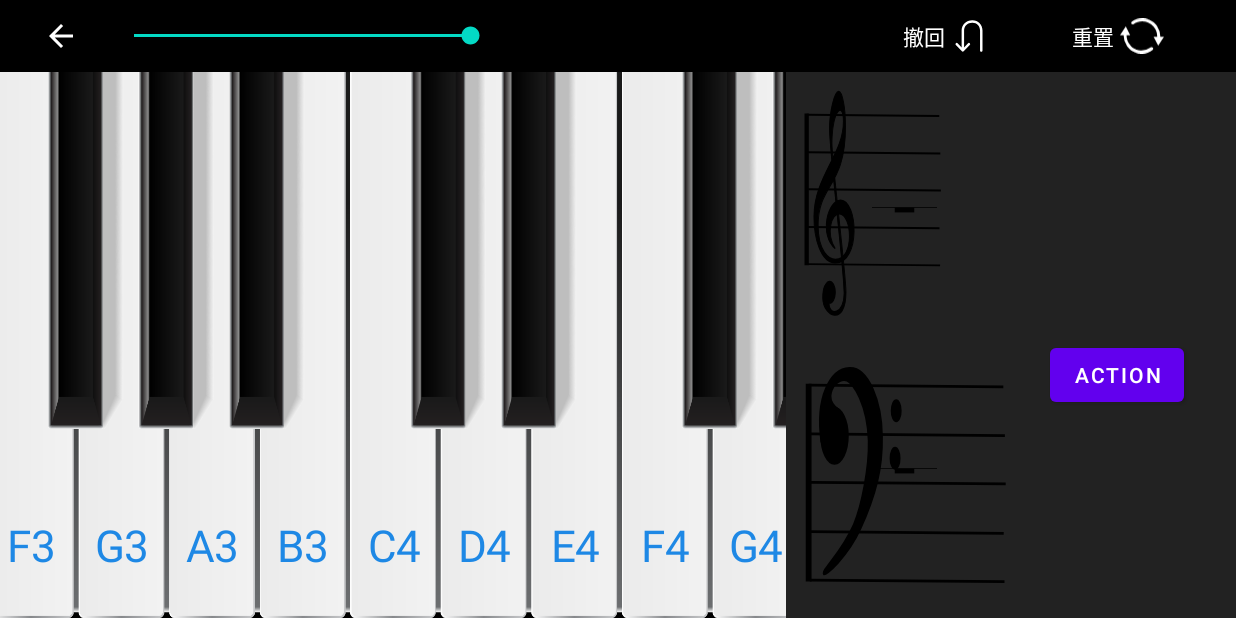
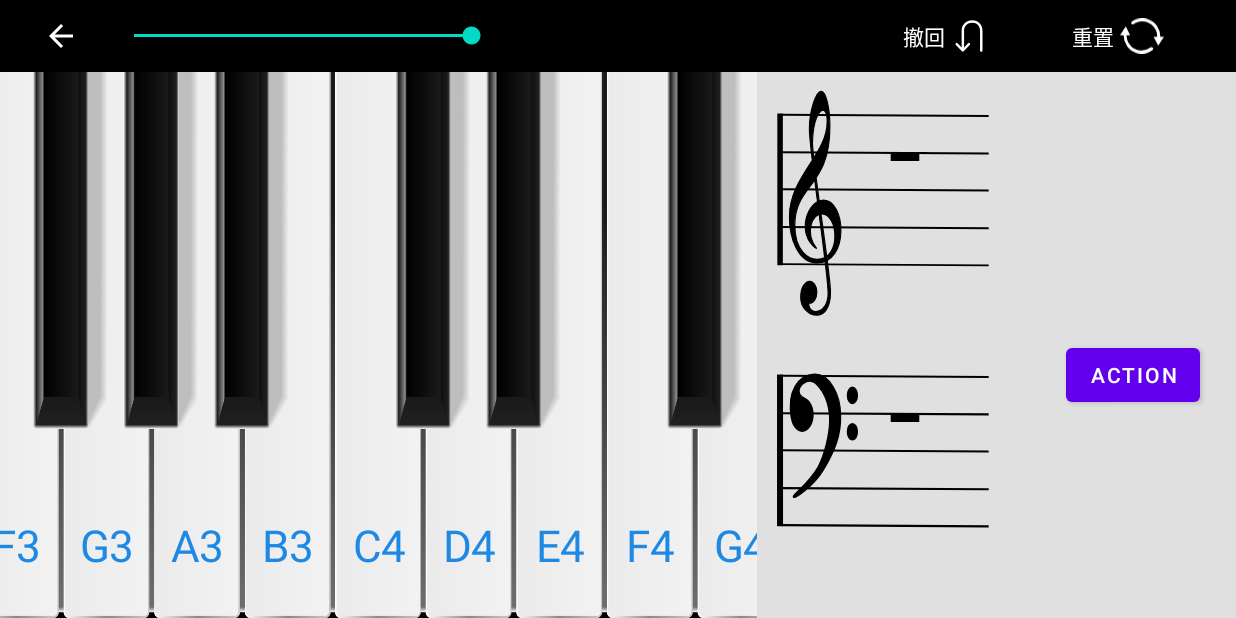
Before and after one commit to Abdulla-abs/PianoLab, an Android app: the ChordActivity screen opened directly, with no data from a screen before it, on a phone screen of 824 x 412 dp (held sideways). Run offline under Robolectric (Android 15) with nearby library versions, the phone set to English and light mode, and no system bars; pictures from the network do not load.

Commit message:
12.16 ver2

```diff
--- a/app/src/main/java/com/example/pianolab/feature/chord/view/StaffView.java
+++ b/app/src/main/java/com/example/pianolab/feature/chord/view/StaffView.java
@@ -24,7 +24,7 @@ public class StaffView extends View {
 
     // Viewport heights from XML
     private static final float VIEWPORT_H_TREBLE = 153.33f;
-    private static final float VIEWPORT_H_BASS = 117.5f;
+    private static final float VIEWPORT_H_BASS = 153.33f;
 
     // Line Y positions from XML (Top to Bottom)
     // Treble: Line 5 (Top, F5) to Line 1 (Bottom, E4)
@@ -83,38 +83,55 @@ public class StaffView extends View {
         int h = getHeight();
 
         if (clefDrawable != null) {
-            // Maintain aspect ratio or fit center? XML uses fitCenter.
-            // We'll draw it to fill height, centered horizontally if needed, or just fill bounds.
-            // Since we need to map Y coordinates precisely, we should probably fill height and adjust width to aspect ratio,
-            // or just fill the view if the view is sized correctly.
-            // For simplicity, let's assume the view's height is the authority and we scale the drawable to fit.
-            // However, the lines are relative to the viewport height.
             clefDrawable.setBounds(0, 0, w, h);
             clefDrawable.draw(canvas);
         }
 
-        if (noteKeys.isEmpty()) {
-            // Draw rest? User mentioned whole_rest.xml but didn't strictly require it here if empty.
-            // "whole_rest(当用户一个音都没选中时，显示全休止符去" -> Yes, show rest.
+        // 提前计算缩放比例和线间距，因为休止符也需要用到
+        float viewportH = (clefType == ClefType.TREBLE) ? VIEWPORT_H_TREBLE : VIEWPORT_H_BASS;
+        float scaleY = h / viewportH;
+        float lineSpacingUnits = 22f;
+        float lineSpacingPx = lineSpacingUnits * scaleY;
+
+        // 1. 检查是否有属于当前谱号的音符
+        boolean hasRelevantNotes = false;
+        for (String key : noteKeys) {
+            int keyIndex = getKeyIndex(key);
+            if (keyIndex == -1) continue;
+
+            // 高音谱号只关心 >= C4 (40)
+            if (clefType == ClefType.TREBLE && keyIndex >= 40) {
+                hasRelevantNotes = true;
+                break;
+            }
+            // 低音谱号只关心 < C4 (40)
+            if (clefType == ClefType.BASS && keyIndex < 40) {
+                hasRelevantNotes = true;
+                break;
+            }
+        }
+
+        // 如果当前谱号没有音符，绘制全休止符
+        if (!hasRelevantNotes) {
             Drawable rest = ContextCompat.getDrawable(getContext(), R.drawable.whole_rest);
             if (rest != null) {
-                int rw = h / 4; // Arbitrary size
-                int rh = h / 8;
+                // 2. 修正位置：顶边与从上往下数第2根线重合 (Index 1)
+                float line2YUnits = (clefType == ClefType.TREBLE) ? TREBLE_LINES_Y[1] : BASS_LINES_Y[1];
+                float line2YPx = line2YUnits * scaleY;
+
+                // 大小估算：高度约为半个间距，宽度约为一个间距多一点
+                int rh = (int) (lineSpacingPx * 0.5f);
+                int rw = (int) (lineSpacingPx * 1.2f);
+
                 int rx = (w - rw) / 2;
-                int ry = (h - rh) / 2;
+                int ry = (int) line2YPx; // 顶边对齐线
+
                 rest.setBounds(rx, ry, rx + rw, ry + rh);
                 rest.draw(canvas);
             }
             return;
         }
 
-        float viewportH = (clefType == ClefType.TREBLE) ? VIEWPORT_H_TREBLE : VIEWPORT_H_BASS;
-        float scaleY = h / viewportH;
-
-        // Calculate line spacing in pixels
-        // In XML, spacing is approx 22 units.
-        float lineSpacingUnits = 22f;
-        float lineSpacingPx = lineSpacingUnits * scaleY;
         float halfSpacePx = lineSpacingPx / 2f;
 
         // Reference Y (Bottom Line)
@@ -128,7 +145,6 @@ public class StaffView extends View {
             if (keyIndex == -1) continue;
 
             // Filter based on clef
-            // Treble: >= C4 (40). Bass: < C4 (40).
             if (clefType == ClefType.TREBLE && keyIndex < 40) continue;
             if (clefType == ClefType.BASS && keyIndex >= 40) continue;
 
@@ -136,23 +152,14 @@ public class StaffView extends View {
             int diatonicDiff = getDiatonicDistance(refNoteIndex, keyIndex);
 
             // Calculate Y
-            // Higher pitch -> Lower Y.
-            // Each diatonic step is half a space.
             float yPos = refYPx - (diatonicDiff * halfSpacePx);
 
             // Draw Note
             if (noteDrawable != null) {
-                // Note size? Usually height of a space (approx lineSpacingPx).
                 int noteH = (int) lineSpacingPx;
-                int noteW = (int) (noteH * 1.5f); // Aspect ratio of whole note
+                int noteW = (int) (noteH * 1.5f);
 
-                // Center X?
-                // If multiple notes, we might need to offset them, but for now just center or stack.
-                // User didn't specify complex layout.
                 int xPos = (w - noteW) / 2;
-
-                // yPos is the center of the note head?
-                // Lines are drawn at y. Note should be centered on the line/space.
                 int top = (int) (yPos - noteH / 2f);
 
                 noteDrawable.setBounds(xPos, top, xPos + noteW, top + noteH);
--- a/app/src/main/res/drawable/f_clef.xml
+++ b/app/src/main/res/drawable/f_clef.xml
@@ -1,8 +1,8 @@
 <vector xmlns:android="http://schemas.android.com/apk/res/android"
-    android:width="193.75dp"
-    android:height="117.5dp"
-    android:viewportWidth="193.75"
-    android:viewportHeight="117.5">
+    android:width="240dp"
+    android:height="153.33dp"
+    android:viewportWidth="240"
+    android:viewportHeight="153.33">
   <path
       android:pathData="m9.69,17.39v89.06"
       android:strokeWidth="5.2858"
@@ -10,60 +10,67 @@
       android:strokeColor="#000"/>
   <path
       android:name="f_line1"
-      android:pathData="m9.69,18.1 l177.07,0.72"
+      android:pathData="m11.14,18.1 l182,0.72"
       android:strokeWidth="1.25"
       android:fillColor="#FF000000"
       android:strokeColor="#000"/>
   <path
       android:name="f_line2"
-      android:pathData="m11.14,40.06 l177.07,0.72"
+      android:pathData="m11.14,40.06 l182,0.72"
       android:strokeWidth="1.25"
       android:fillColor="#FF000000"
       android:strokeColor="#000"/>
 
   <path
       android:name="f_line3"
-      android:pathData="m11.85,61.83 l177.07,0.72"
+      android:pathData="m11.14,61.83 l182,0.72"
       android:strokeWidth="1.25"
       android:fillColor="#FF000000"
       android:strokeColor="#000"/>
   <path
       android:name="f_line4"
-      android:pathData="m10.06,84.05 l177.07,0.72"
+      android:pathData="m11.14,84.05 l182,0.72"
       android:strokeWidth="1.25"
       android:fillColor="#FF000000"
       android:strokeColor="#000"/>
   <path
       android:name="f_line5"
-      android:pathData="m10.78,105.83 l177.07,0.72"
+      android:pathData="m11.14,105.83 l182,0.72"
       android:strokeWidth="1.25"
       android:fillColor="#FF000000"
       android:strokeColor="#000"/>
   <path
       android:fillColor="#FF000000"
-      android:pathData="m93.65,29.61a4.33,4.33 0,1 0,-8.65 0,4.33 4.33,0 1,0 8.65,0z"
+      android:pathData="m77.63,29.61a4.33,4.33 0,1 0,-8.65 0,4.33 4.33,0 1,0 8.65,0z"
       android:strokeWidth="1.25"
       android:fillAlpha="1"
       android:fillType="evenOdd"
       android:strokeColor="#000"/>
   <path
       android:fillColor="#FF000000"
-      android:pathData="m92.63,50.98a4.33,4.33 0,1 0,-8.65 0,4.33 4.33,0 1,0 8.65,0z"
+      android:pathData="m77.63,50.98a4.33,4.33 0,1 0,-8.65 0,4.33 4.33,0 1,0 8.65,0z"
       android:strokeWidth="1.25"
       android:fillAlpha="1"
       android:fillType="evenOdd"
       android:strokeColor="#000"/>
+  <group
+      android:name="bass_clef_body"
+      android:pivotX="29"
+      android:pivotY="41"
+      android:scaleX="0.78"
+      android:scaleY="0.78">
     <path
         android:fillColor="#FF000000"
-      android:pathData="m45.3,40.91a12.09,12.09 0,1 0,-24.19 0,12.09 12.09,0 1,0 24.19,0z"
+        android:pathData="m41.3,40.91a12.09,12.09 0,1 0,-24.19 0,12.09 12.09,0 1,0 24.19,0z"
         android:strokeWidth="1.75"
         android:fillAlpha="1"
         android:fillType="evenOdd"
         android:strokeColor="#000"/>
     <path
         android:fillColor="#FF000000"
-      android:pathData="m21.04,43.35c-5.6,-19.5 7.9,-32.38 25.69,-32.8 18.04,-0.42 29.48,15.6 29.86,30.39 0.64,14.79 -6.02,26.93 -19.49,41.52 -11.04,12.16 -32.25,21.88 -33.83,20.47 -1.76,-1.41 16.21,-9.35 27.39,-22.1 6.93,-8.09 14.04,-25.18 13.44,-37.83 -1.04,-16.66 -14.44,-26.25 -19.67,-27.21 -3.45,-0.71 -6.86,0.12 -10.18,1.68 -2.73,1.33 -4.44,4 -4.5,5.46 -0.16,3.19 3.91,5.1 6.12,5.77 8.26,2.49 -3.59,23.73 -14.83,14.67z"
+        android:pathData="m17.04,43.35c-5.6,-19.5 7.9,-32.38 25.69,-32.8 18.04,-0.42 29.48,15.6 29.86,30.39 0.64,14.79 -6.02,26.93 -19.49,41.52 -11.04,12.16 -32.25,21.88 -33.83,20.47 -1.76,-1.41 16.21,-9.35 27.39,-22.1 6.93,-8.09 14.04,-25.18 13.44,-37.83 -1.04,-16.66 -14.44,-26.25 -19.67,-27.21 -3.45,-0.71 -6.86,0.12 -10.18,1.68 -2.73,1.33 -4.44,4 -4.5,5.46 -0.16,3.19 3.91,5.1 6.12,5.77 8.26,2.49 -3.59,23.73 -14.83,14.67z"
         android:strokeWidth="1.25"
         android:fillType="evenOdd"
         android:strokeColor="#000"/>
+  </group>
 </vector>
--- a/app/src/main/res/drawable/g_clef.xml
+++ b/app/src/main/res/drawable/g_clef.xml
@@ -10,31 +10,31 @@
       android:strokeColor="#000"/>
   <path
       android:name="g_line5"
-      android:pathData="m9.75,18.1 l149.39,0.72"
+      android:pathData="m11.14,18.1 l182,0.72"
       android:strokeWidth="1.15"
       android:fillColor="#00000000"
       android:strokeColor="#000"/>
   <path
       android:name="g_line4"
-      android:pathData="m10.97,40.06 l149.39,0.72"
+      android:pathData="m11.14,40.06 l182,0.72"
       android:strokeWidth="1.15"
       android:fillColor="#00000000"
       android:strokeColor="#000"/>
   <path
       android:name="g_line3"
-      android:pathData="m11.58,61.83 l149.39,0.72"
+      android:pathData="m11.14,61.83 l182,0.72"
       android:strokeWidth="1.15"
       android:fillColor="#00000000"
       android:strokeColor="#000"/>
   <path
       android:name="g_line2"
-      android:pathData="m10.06,84.05 l149.39,0.72"
+      android:pathData="m11.14,84.05 l182,0.72"
       android:strokeWidth="1.15"
       android:fillColor="#00000000"
       android:strokeColor="#000"/>
   <path
       android:name="g_line1"
-      android:pathData="m10.67,105.83 l149.39,0.72"
+      android:pathData="m11.14,105.83 l182,0.72"
       android:strokeWidth="1.15"
       android:fillColor="#00000000"
       android:strokeColor="#000"/>
--- a/app/src/main/res/drawable/whole_note.xml
+++ b/app/src/main/res/drawable/whole_note.xml
@@ -1,9 +1,14 @@
 <vector xmlns:android="http://schemas.android.com/apk/res/android"
-    android:width="21.073dp"
-    android:height="40.045dp"
-    android:viewportWidth="21.073"
-    android:viewportHeight="40.045">
-  <path
-      android:fillColor="#FF000000"
-      android:pathData="M2,19.938c0,2.724 2.303,5.139 8.34,5.139 6.627,0 8.733,-2.303 8.733,-5.139 0,-2.864 -4.577,-4.97 -8.34,-4.97C5.37,14.968 2,17.186 2,19.938m4.38,-1.488c0,-0.337 0.029,-0.646 0.113,-0.983 0.45,-1.404 1.937,-1.6 3.2,-1.6 2.78,0 5,2.976 5,5.42 0,1.235 -0.534,2.386 -1.854,2.695a4.7,4.7 0,0 1,-1.264 0.168c-1.46,0 -2.948,-0.983 -3.79,-2.106 -0.815,-0.926 -1.405,-2.302 -1.405,-3.594"/>
+    android:width="17.1dp"
+    android:height="10.2dp"
+    android:viewportWidth="17.1"
+    android:viewportHeight="10.2">
+
+  <group
+      android:translateX="-2"
+      android:translateY="-14.9">
+    <path
+        android:fillColor="#FF000000"
+        android:pathData="M2,19.938c0,2.724 2.303,5.139 8.34,5.139 6.627,0 8.733,-2.303 8.733,-5.139 0,-2.864 -4.577,-4.97 -8.34,-4.97C5.37,14.968 2,17.186 2,19.938m4.38,-1.488c0,-0.337 0.029,-0.646 0.113,-0.983 0.45,-1.404 1.937,-1.6 3.2,-1.6 2.78,0 5,2.976 5,5.42 0,1.235 -0.534,2.386 -1.854,2.695a4.7,4.7 0,0 1,-1.264 0.168c-1.46,0 -2.948,-0.983 -3.79,-2.106 -0.815,-0.926 -1.405,-2.302 -1.405,-3.594"/>
+  </group>
 </vector>
--- a/app/src/main/res/drawable/whole_rest.xml
+++ b/app/src/main/res/drawable/whole_rest.xml
@@ -1,14 +1,18 @@
 <vector xmlns:android="http://schemas.android.com/apk/res/android"
-    android:width="100dp"
-    android:height="100dp"
-    android:viewportWidth="100"
-    android:viewportHeight="100">
+    android:width="30dp"
+    android:height="15dp"
+    android:viewportWidth="30"
+    android:viewportHeight="15">
+  <group
+      android:translateX="-35"
+      android:translateY="-30">
     <path
         android:fillColor="#FF000000"
         android:pathData="M0,30L100,30"
         android:strokeWidth="2"
         android:strokeColor="#000000"/>
     <path
-      android:pathData="M35,30h30v15h-30z"
+        android:pathData="M40.25,30h19.5v7.5h-19.5z"
         android:fillColor="#000000"/>
+  </group>
 </vector>
--- a/app/src/main/res/layout/activity_chord.xml
+++ b/app/src/main/res/layout/activity_chord.xml
@@ -102,7 +102,7 @@
             android:id="@+id/hs_piano"
             android:layout_width="0dp"
             android:layout_height="match_parent"
-            android:layout_weight="10.5"
+            android:layout_weight="9.5"
             android:fillViewport="true"
             android:overScrollMode="never">
 
@@ -125,25 +125,25 @@
             android:layout_height="match_parent"
             android:layout_weight="6"
             android:orientation="horizontal"
-            android:background="#222222"
+            android:background="#E0E0E0"
             android:padding="8dp">
 
             <!-- 左边：存放 SVG 素材 -->
             <LinearLayout
                 android:layout_width="0dp"
                 android:layout_height="match_parent"
-                android:layout_weight="1"
+                android:layout_weight="3"
                 android:orientation="vertical"
                 >
 
                 <com.example.pianolab.feature.chord.view.StaffView
                     android:id="@+id/staff_g_clef"
-                    android:layout_width="match_parent"
+                    android:layout_width="wrap_content"
                     android:layout_height="0dp"
                     android:layout_weight="1" />
                 <com.example.pianolab.feature.chord.view.StaffView
                     android:id="@+id/staff_f_clef"
-                    android:layout_width="match_parent"
+                    android:layout_width="wrap_content"
                     android:layout_height="0dp"
                     android:layout_weight="1" />
             </LinearLayout>
@@ -153,7 +153,7 @@
             <LinearLayout
                 android:layout_width="0dp"
                 android:layout_height="match_parent"
-                android:layout_weight="1"
+                android:layout_weight="2"
                 android:orientation="vertical"
                 android:gravity="center">
 
```
Also changed, not shown: app/src/main/res/drawable/flat.xml (added, +16 -0 lines), app/src/main/res/drawable/sharp.xml (added, +52 -0 lines). Lines whose indentation alone changed are shown as unchanged.
